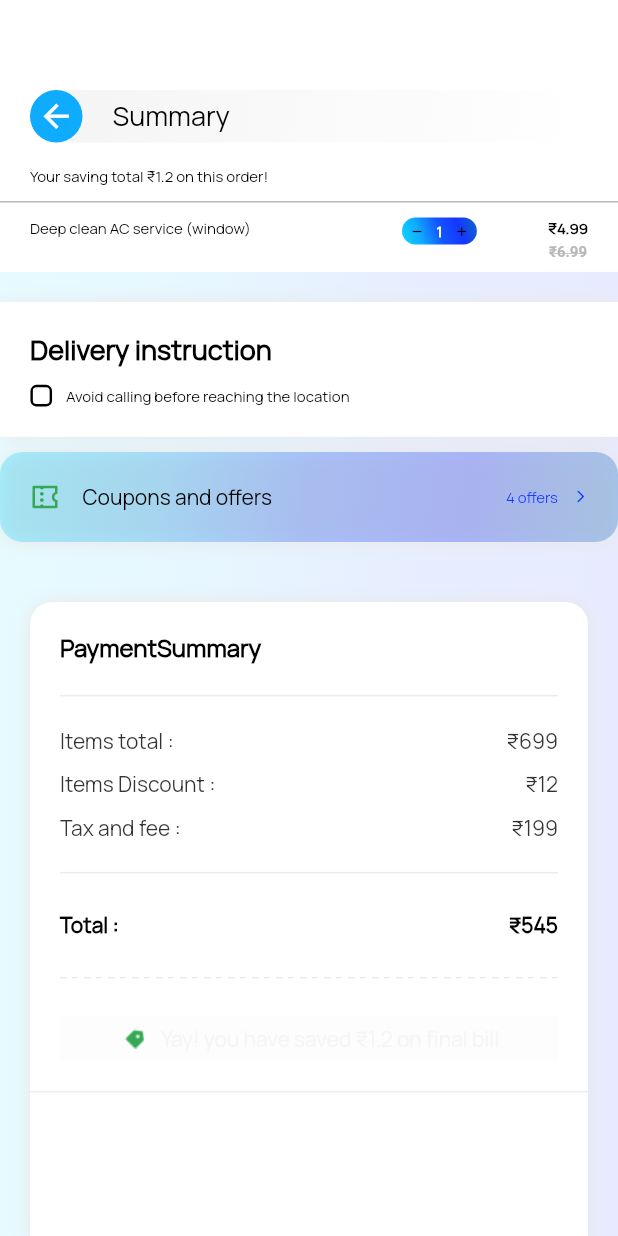
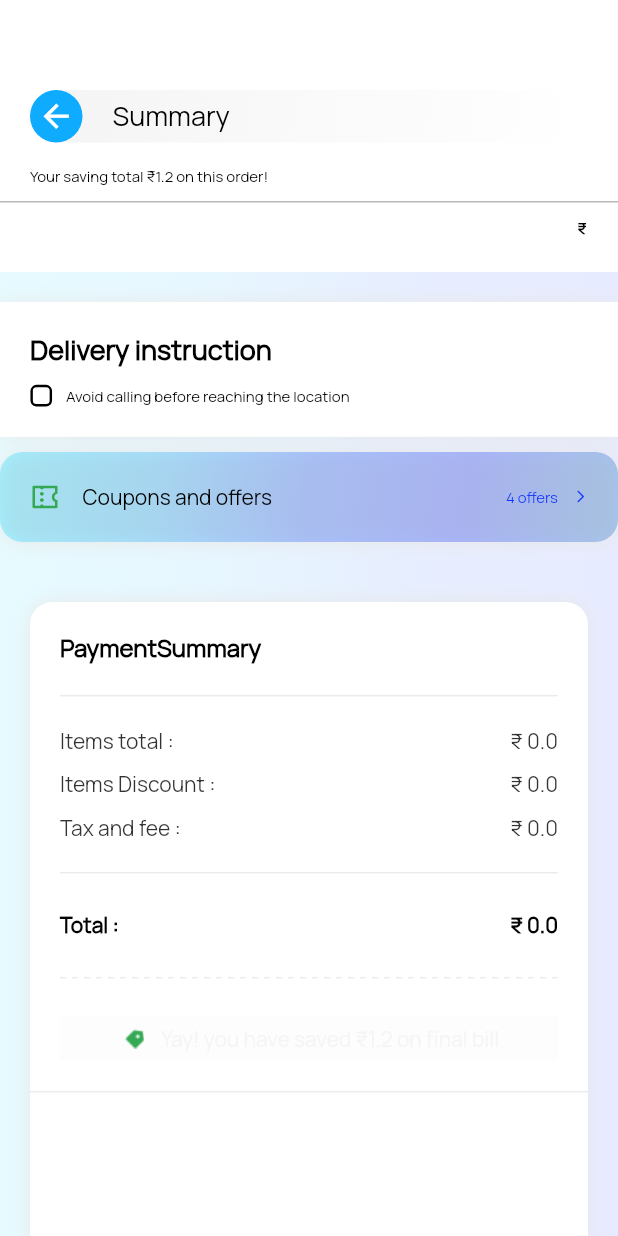
Before and after one commit to manoharantechie/coolwell_app, a Flutter app: the Payment_Summary_Screen screen opened directly with empty values, on a phone screen of 412 x 824 dp. Run offline on Flutter 3.47's test engine with Material 2 defaults, Android fonts, the phone set to English and light mode, and no system bars; our stand-ins replace awesome_snackbar_content, flutter_map, flutter_svg, geocoding, geolocator, image_picker and 4 more; missing offline and left inert: country_calling_code_picker, flutter_sim_country_code; accounts and stored records are empty; statements that could not run were skipped; project files that could hold a hidden picture were left out.

Commit message:
design changes 29-05-2023 2

```diff
--- a/lib/screens/user/payment/payment_summary.dart
+++ b/lib/screens/user/payment/payment_summary.dart
@@ -30,6 +30,17 @@ class _Payment_Summary_ScreenState extends State<Payment_Summary_Screen> {
   bool checkHide=false;
   APIUtils apiUtils = APIUtils();
   bool loading = false;
+  double total=0.00;
+  double amount=0.00;
+  double discount=0.00;
+  double tax=0.00;
+  @override
+  void initState() {
+    // TODO: implement initState
+    super.initState();
+    amount=double.parse(widget.addedServiceDetails.amount.toString());
+    total=amount+discount+tax;
+  }
   @override
   Widget build(BuildContext context) {
     return Scaffold(
@@ -146,8 +157,24 @@ class _Payment_Summary_ScreenState extends State<Payment_Summary_Screen> {
                       crossAxisAlignment: CrossAxisAlignment.start,
                       mainAxisAlignment: MainAxisAlignment.spaceBetween,
                       children: [
-                        Flexible(child:  Text(
-                          "Deep clean AC service (window)",
+                        Flexible(child: Column(
+                          crossAxisAlignment: CrossAxisAlignment.start,
+                          children: [
+                            Text(
+                               widget.addedServiceDetails.category!.name.toString(),
+
+                              style: CustomWidget(context: context)
+                                  .CustomSizedTextStyle(
+                                  12.0,
+                                  Theme.of(context).primaryColor,
+                                  FontWeight.w600,
+                                  'FontRegular'),
+                              textAlign: TextAlign.center,
+                            ),
+                            const SizedBox(height: 3.0,),
+                            Text(
+                              widget.addedServiceDetails.serviceName.toString(),
+
                               style: CustomWidget(context: context)
                                   .CustomSizedTextStyle(
                                   10.0,
@@ -155,73 +182,16 @@ class _Payment_Summary_ScreenState extends State<Payment_Summary_Screen> {
                                   FontWeight.w400,
                                   'FontRegular'),
                               textAlign: TextAlign.center,
+                            ),
+
+                          ],
                         ),flex: 2,),
-                        Flexible(child: Row(
-                          crossAxisAlignment: CrossAxisAlignment.start,
-                          mainAxisAlignment: MainAxisAlignment.spaceBetween,
-                          children: [
-                            InkWell(
-                              onTap:(){
-                              },
-                              child: Container(
-                                padding: EdgeInsets.fromLTRB(5.0, 2.0, 5.0, 2.0),
-                                decoration: BoxDecoration(
-                                  borderRadius: BorderRadius.circular(15.0),
-                                  gradient: LinearGradient(
-                                    begin: Alignment.bottomLeft,
-                                    end: Alignment.topRight,
-                                    colors: [
-                                      const Color(0xFF0DD8FF),
-                                      const Color(0xFF0FABFF),
-                                      const Color(0xFF1457FF),
-                                      const Color(0xFF1636FF),
-                                      const Color(0xFF0E69C7),
-                                    ],
-                                  ),
-                                ),
-                                child: Row(
-                                  crossAxisAlignment: CrossAxisAlignment.center,
-                                  mainAxisAlignment: MainAxisAlignment.center,
-                                  children: [
-                                    Container(
-                                      child: Center(
-                                        child: Icon(
-                                          Icons.remove,
-                                          color: Theme.of(context).primaryColor,
-                                          size: 10.0,
-                                        ),
-                                      ),
-                                    ),
-                                    const SizedBox(width: 8.0,),
-                                    Text(
-                                      "1",
-                                      style: CustomWidget(context: context)
-                                          .CustomSizedTextStyle(
-                                          10.0,
-                                          Theme.of(context).focusColor,
-                                          FontWeight.w600,
-                                          'FontRegular'),
-                                      textAlign: TextAlign.center,
-                                    ),
-                                    const SizedBox(width: 8.0,),
-                                    Container(
-                                      child: Center(
-                                        child: Icon(
-                                          Icons.add,
-                                          color: Theme.of(context).primaryColor,
-                                          size: 10.0,
-                                        ),
-                                      ),
-                                    ),
-                                  ],
-                                ),
-                              ),
-                            ),
-                            Column(
+
+                        Flexible(child: Column(
                           crossAxisAlignment: CrossAxisAlignment.center,
                           children: [
                             Text(
-                                  "₹4.99",
+                              "₹ "+widget.addedServiceDetails.amount.toString(),
                               style: CustomWidget(context: context)
                                   .CustomSizedTextStyle(
                                   10.0,
@@ -231,19 +201,7 @@ class _Payment_Summary_ScreenState extends State<Payment_Summary_Screen> {
                               textAlign: TextAlign.center,
                             ),
                             const SizedBox(height: 3.0,),
-                                Text(
-                                  "₹6.99",
-                                  style: TextStyle(
-                                      fontSize: 10.0,
-                                      decoration: TextDecoration.lineThrough,
-                                      fontWeight: FontWeight.w600,
-                                      color: Theme.of(context).dialogBackgroundColor,
-                                      fontStyle: FontStyle.normal
-                                  ),
-                                  textAlign: TextAlign.center,
-                                ),
-                              ],
-                            )
+
                           ],
                         ),flex: 1,)
 
@@ -473,7 +431,7 @@ class _Payment_Summary_ScreenState extends State<Payment_Summary_Screen> {
                                       textAlign: TextAlign.start,
                                     ),
                                     Text(
-                                      "₹"+"699",
+                                      "₹ "+ amount.toString(),
                                       style: CustomWidget(context: context)
                                           .CustomSizedTextStyle(
                                           14.0,
@@ -502,7 +460,7 @@ class _Payment_Summary_ScreenState extends State<Payment_Summary_Screen> {
                                       textAlign: TextAlign.start,
                                     ),
                                     Text(
-                                      "₹"+"12",
+                                      "₹ "+ discount.toString(),
                                       style: CustomWidget(context: context)
                                           .CustomSizedTextStyle(
                                           14.0,
@@ -531,7 +489,7 @@ class _Payment_Summary_ScreenState extends State<Payment_Summary_Screen> {
                                       textAlign: TextAlign.start,
                                     ),
                                     Text(
-                                      "₹"+"199",
+                                      "₹ "+tax.toString(),
                                       style: CustomWidget(context: context)
                                           .CustomSizedTextStyle(
                                           14.0,
@@ -565,7 +523,7 @@ class _Payment_Summary_ScreenState extends State<Payment_Summary_Screen> {
                                       textAlign: TextAlign.start,
                                     ),
                                     Text(
-                                      "₹"+"545",
+                                      "₹ "+total.toString(),
                                       style: CustomWidget(context: context)
                                           .CustomSizedTextStyle(
                                           14.0,
@@ -628,6 +586,10 @@ class _Payment_Summary_ScreenState extends State<Payment_Summary_Screen> {
                       margin: EdgeInsets.only(left: 35.0, right: 35.0),
                       child: InkWell(
                         onTap:(){
+                          setState(() {
+                            loading=true;
+                            createComplaint();
+                          });
 
                         },
                         child: Container(
@@ -656,7 +618,13 @@ class _Payment_Summary_ScreenState extends State<Payment_Summary_Screen> {
                   ],
                 ),
               ),
+            ),
+
+            loading
+                ? CustomWidget(context: context).loadingIndicator(
+              Theme.of(context).cardColor,
             )
+                : Container(),
 
 
 
--- a/lib/screens/user/service/service_details.dart
+++ b/lib/screens/user/service/service_details.dart
@@ -42,7 +42,7 @@ class _Service_Details_ScreenState extends State<Service_Details_Screen> {
   TextEditingController issuesController = TextEditingController();
 
   List<String> selectedService = [];
-  List<String> selectedServiceList = [];
+
   String amount = "0";
 
   @override
@@ -771,6 +771,8 @@ class _Service_Details_ScreenState extends State<Service_Details_Screen> {
                                                       onTap: () {
 
                                                         setState(() {
+                                                          selectedService.clear();
+                                                          amount="0";
                                                           if (selectedService
                                                                   .length >
                                                               0) {
@@ -1049,7 +1051,7 @@ class _Service_Details_ScreenState extends State<Service_Details_Screen> {
                             InkWell(
                               onTap: () {
                                 setState(() {
-                                  viewDetails();
+                                  viewDetails(addedServiceDetails!);
                                 });
                               },
                               child: Container(
@@ -1087,7 +1089,7 @@ class _Service_Details_ScreenState extends State<Service_Details_Screen> {
     );
   }
 
-  viewDetails() {
+  viewDetails(GetServiceResult details) {
     showModalBottomSheet(
         shape: RoundedRectangleBorder(),
         backgroundColor: Colors.transparent,
@@ -1139,8 +1141,7 @@ class _Service_Details_ScreenState extends State<Service_Details_Screen> {
                                     MainAxisAlignment.spaceBetween,
                                 children: [
                                   Text(
-                                    AppLocalizations.instance
-                                        .text("loc_ac_txt1"),
+                                    details.serviceName.toString(),
                                     style: CustomWidget(context: context)
                                         .CustomSizedTextStyle(
                                             18.0,
@@ -1204,7 +1205,7 @@ class _Service_Details_ScreenState extends State<Service_Details_Screen> {
                       child: InkWell(
                         onTap: () {
                           setState(() {
-                            // viewDetailsProcess();
+                            viewDetailsProcess(details);
                           });
                         },
                         child: Container(
@@ -1345,6 +1346,8 @@ class _Service_Details_ScreenState extends State<Service_Details_Screen> {
 
                                       setState(() {
 
+                                        selectedService.clear();
+                                        amount="0";
                                         if (selectedService
                                             .length >
                                             0) {
```
Lines whose indentation alone changed are shown as unchanged.
